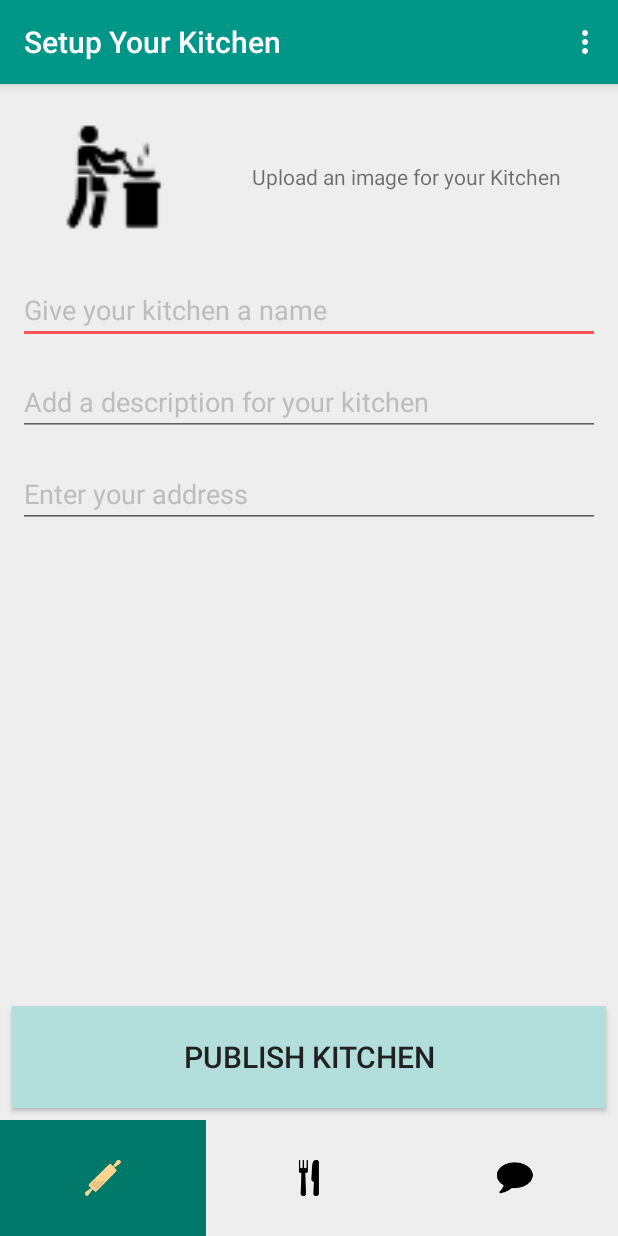
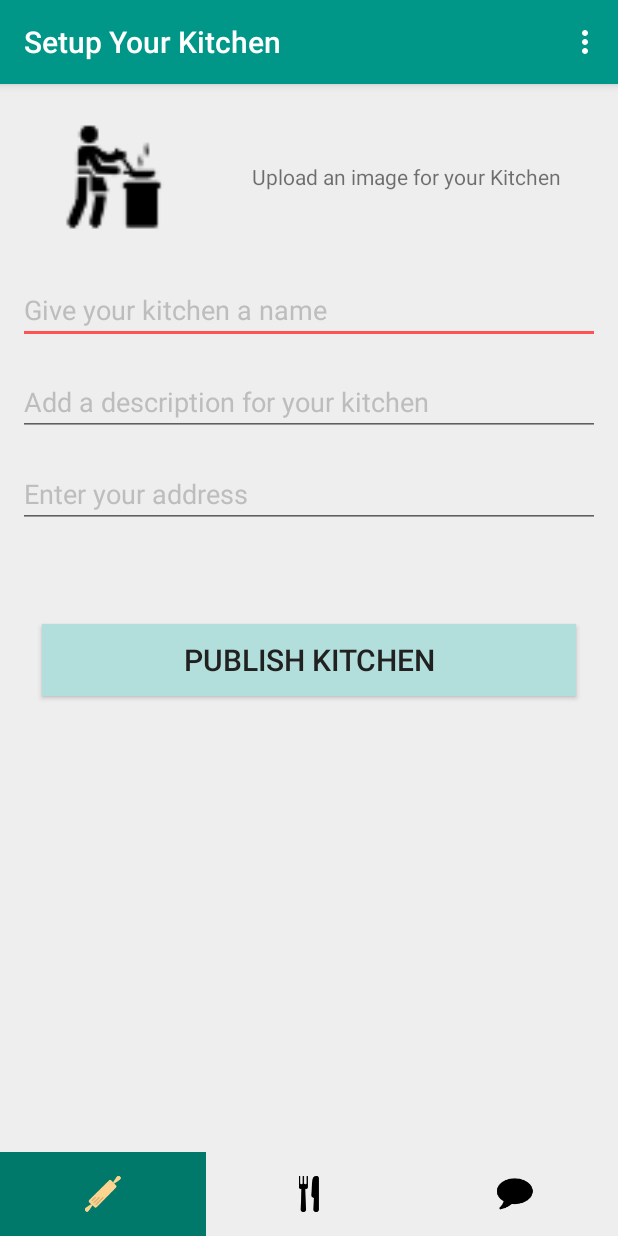
Before and after one commit to Ank4n/GoLocal-App, an Android app: the screen it shows after launch once a user with an empty profile is signed in (MainActivity), after a tap on an icon or button, on a phone screen of 412 x 824 dp. Run offline under Robolectric (Android 15) with nearby library versions, the phone set to English and light mode, and no system bars; our stand-ins replace ButterKnife, Firebase (no records; nobody signed in at launch, a user with empty details on screens opened directly), Picasso; libraries missing offline, so code that uses them is left out: com.firebase.geofire, com.firebase.ui; pictures from the network do not load; 16 statements that could not run were skipped.

Commit message:
fixed layout bugs

```diff
--- a/app/src/main/AndroidManifest.xml
+++ b/app/src/main/AndroidManifest.xml
@@ -31,7 +31,7 @@
             android:name=".screens.MainActivity"
             android:label="@string/title_activity_kitchen_list"
             android:theme="@style/AppTheme.NoActionBar"
-            android:windowSoftInputMode="stateVisible|adjustResize|adjustPan" />
+         />
         <activity
             android:name=".screens.onboarding.SplashActivity"
             android:theme="@style/AppTheme.NoActionBar">
--- a/app/src/main/java/space/ankan/golocal/screens/MainActivity.java
+++ b/app/src/main/java/space/ankan/golocal/screens/MainActivity.java
@@ -126,7 +126,8 @@ public class MainActivity extends LoggedInActivity implements GoogleApiClient.Co
         setupViewPager(savedInstanceState);
         setupFab();
         createLocationRequest();
-        this.getWindow().setSoftInputMode(WindowManager.LayoutParams.SOFT_INPUT_ADJUST_NOTHING | WindowManager.LayoutParams.SOFT_INPUT_STATE_HIDDEN);
+        //this.getWindow().setSoftInputMode(WindowManager.LayoutParams.SOFT_INPUT_ADJUST_NOTHING | WindowManager.LayoutParams.SOFT_INPUT_STATE_HIDDEN);
+        getWindow().setSoftInputMode(WindowManager.LayoutParams.SOFT_INPUT_ADJUST_RESIZE);
 
         //FIXME add two pane mode
     }
--- a/app/src/main/res/layout/activity_main.xml
+++ b/app/src/main/res/layout/activity_main.xml
@@ -32,4 +32,6 @@
         android:layout_marginBottom="@dimen/fab_margin_bottom_tab"
         android:layout_marginRight="@dimen/fab_margin"
         android:src="@drawable/ic_add_white"/>
+
+
 </android.support.design.widget.CoordinatorLayout>
--- a/app/src/main/res/layout/content_main.xml
+++ b/app/src/main/res/layout/content_main.xml
@@ -10,17 +10,16 @@
     <android.support.v4.view.ViewPager
         android:id="@+id/viewpager"
         android:layout_width="match_parent"
-        android:layout_height="0dp"
+        android:layout_height="match_parent"
         android:layout_weight="9"
         app:layout_behavior="@string/appbar_scrolling_view_behavior" />
-
 
     <LinearLayout
         android:id="@+id/tabLayout"
         android:layout_width="match_parent"
-        android:layout_height="0dp"
+        android:layout_height="?actionBarSize"
+        android:minHeight="?actionBarSize"
         android:layout_gravity="bottom"
-        android:layout_weight="1"
         android:elevation="8dp"
         android:orientation="horizontal">
 
@@ -53,5 +52,4 @@
             android:src="@drawable/chat_black" />
 
     </LinearLayout>
-
 </LinearLayout>
--- a/app/src/main/res/layout/fragment_kitchen_list.xml
+++ b/app/src/main/res/layout/fragment_kitchen_list.xml
@@ -12,7 +12,7 @@
         <android.support.v7.widget.CardView
             android:layout_width="match_parent"
             android:layout_height="wrap_content"
-            android:layout_marginBottom="8dp"
+
             android:layout_marginTop="0dp">
 
             <LinearLayout
--- a/app/src/main/res/layout/fragment_setup_kitchen.xml
+++ b/app/src/main/res/layout/fragment_setup_kitchen.xml
@@ -1,17 +1,10 @@
-<LinearLayout xmlns:android="http://schemas.android.com/apk/res/android"
+<android.support.v4.widget.NestedScrollView xmlns:android="http://schemas.android.com/apk/res/android"
     xmlns:tools="http://schemas.android.com/tools"
     android:layout_width="match_parent"
     android:layout_height="match_parent"
-    android:orientation="vertical"
+    android:layout_weight="9"
+    android:overScrollMode="always"
     tools:context="space.ankan.golocal.screens.setupkitchen.SetupKitchenFragment">
-
-
-
-    <android.support.v4.widget.NestedScrollView
-        android:layout_width="match_parent"
-        android:layout_height="0dp"
-        android:layout_weight="9"
-        android:overScrollMode="always">
 
     <LinearLayout
         android:layout_width="match_parent"
@@ -84,21 +77,20 @@
             android:hint="@string/hint_kitchen_address"
             android:maxLines="4" />
 
+        <Button
+            android:id="@+id/setup_kitchen_action"
+            android:layout_width="match_parent"
+            android:layout_height="wrap_content"
+            android:layout_gravity="bottom"
+            android:layout_marginLeft="@dimen/end_margin"
+            android:layout_marginRight="@dimen/end_margin"
+            android:layout_marginTop="64dp"
+            android:layout_marginBottom="64dp"
+            android:background="@color/primary_light"
+            android:text="@string/setup_kitchen_action_button"
+            android:textColor="@color/primary_text"
+            android:textSize="20sp" />
 
     </LinearLayout>
 
 </android.support.v4.widget.NestedScrollView>
-
-    <Button
-        android:id="@+id/setup_kitchen_action"
-        android:layout_width="match_parent"
-        android:layout_height="0dp"
-        android:layout_gravity="bottom"
-        android:layout_margin="8dp"
-        android:layout_marginTop="16dp"
-        android:layout_weight="1"
-        android:background="@color/primary_light"
-        android:text="@string/setup_kitchen_action_button"
-        android:textColor="@color/primary_text"
-        android:textSize="20sp" />
-</LinearLayout>
```
Also changed, not shown: 1 other file. Lines whose indentation alone changed are shown as unchanged.
